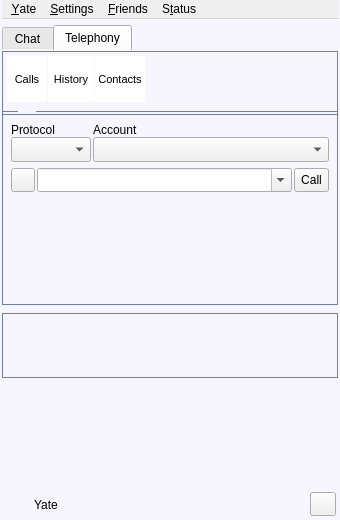
itds-consulting/yate, file share/skins/default/qt4client.ui: the form before one commit.
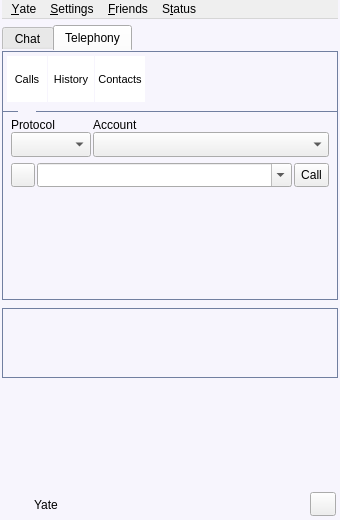
The form after the commit. Icons and pictures are not drawn.

Commit message: Send a 'call' action when Enter/Return is pressed in callto.

The edit to the form file:
```diff
--- a/share/skins/default/qt4client.ui
+++ b/share/skins/default/qt4client.ui
@@ -781,6 +781,7 @@
                 <property name="styleSheet" >
                  <string>QFrame#frame {
   border: 1px solid #717fa0;
+  border-top: 0px;
 }</string>
                 </property>
                 <layout class="QVBoxLayout" >
@@ -791,7 +792,7 @@
                   <number>8</number>
                  </property>
                  <property name="topMargin" >
-                  <number>8</number>
+                  <number>4</number>
                  </property>
                  <property name="rightMargin" >
                   <number>8</number>
```
Left out of the diff: 15 changed lines with no effect on the pictures.
